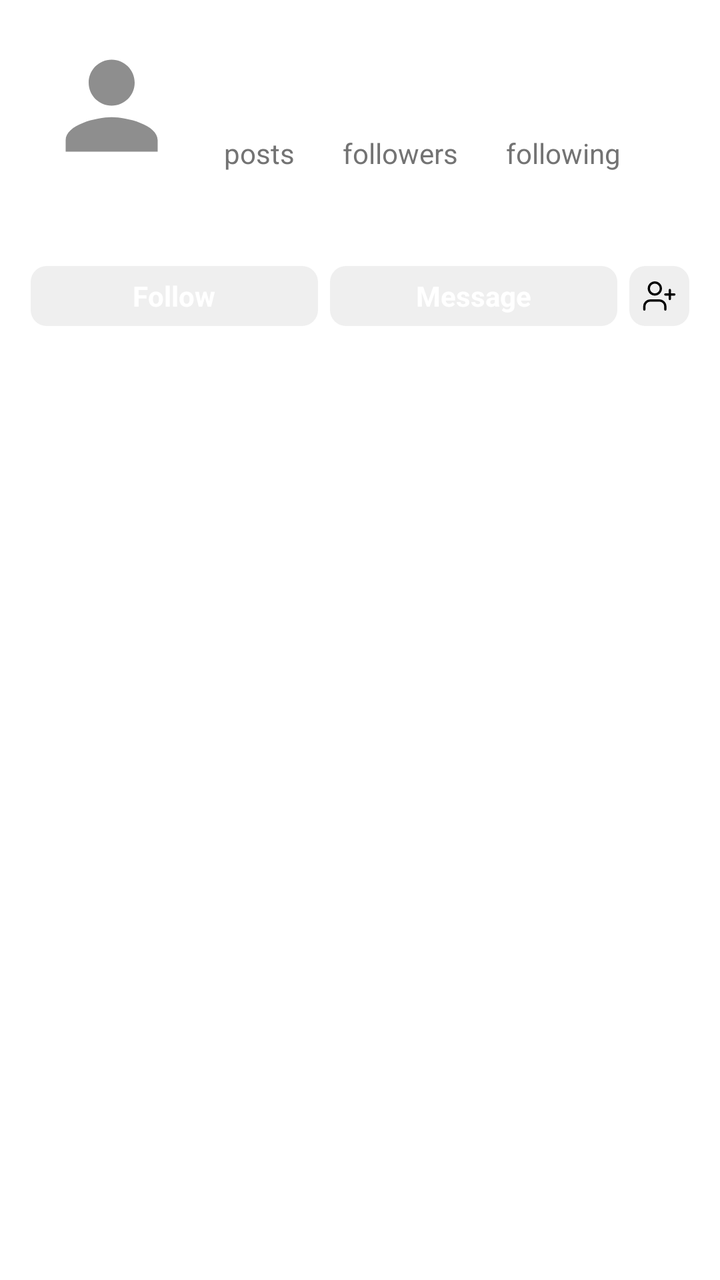
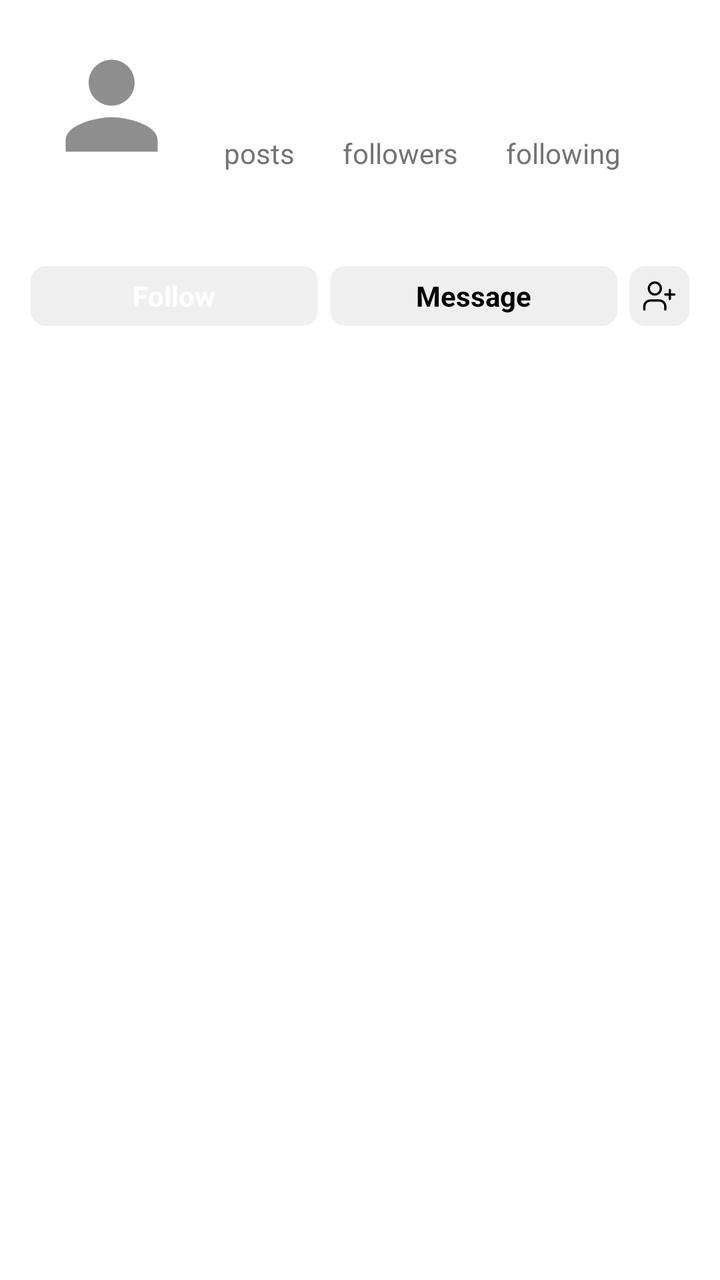

Before-and-after screenshots of an Android layout around one commit, followed by the original layout XML and the change that was made.
<!-- AndroidManifest.xml: application theme Theme.InstaClone -->
<!-- res/layout/item_p18_header.xml -->
<?xml version="1.0" encoding="utf-8"?>
<LinearLayout xmlns:android="http://schemas.android.com/apk/res/android"
    xmlns:app="http://schemas.android.com/apk/res-auto"
    android:id="@+id/headerRoot"
    android:layout_width="match_parent"
    android:layout_height="wrap_content"
    android:orientation="vertical"
    android:paddingStart="@dimen/p18_side"
    android:paddingTop="12dp"
    android:paddingEnd="@dimen/p18_side">

    <LinearLayout
        android:layout_width="match_parent"
        android:layout_height="wrap_content"
        android:orientation="horizontal">

        <FrameLayout
            android:id="@+id/avatarFrame"
            android:layout_width="@dimen/p18_avatar_outer"
            android:layout_height="@dimen/p18_avatar_outer">

            <View
                android:id="@+id/avatarRing"
                android:layout_width="match_parent"
                android:layout_height="match_parent"
                android:background="@drawable/bg_p18_avatar_ring_none" />

            <FrameLayout
                android:layout_width="75dp"
                android:layout_height="75dp"
                android:layout_gravity="center"
                android:background="@drawable/bg_p18_inner_gap">

                <com.google.android.material.imageview.ShapeableImageView
                    android:id="@+id/ivAvatar"
                    android:layout_width="@dimen/p18_avatar_photo"
                    android:layout_height="@dimen/p18_avatar_photo"
                    android:layout_gravity="center"
                    android:contentDescription="Profile photo"
                    android:scaleType="centerCrop"
                    android:src="@drawable/ic_person_placeholder"
                    app:shapeAppearanceOverlay="@style/ShapeAppearance.Material3.Corner.Full" />
            </FrameLayout>
        </FrameLayout>

        <LinearLayout
            android:layout_width="0dp"
            android:layout_height="wrap_content"
            android:layout_marginStart="15dp"
            android:layout_weight="1"
            android:orientation="vertical">

            <TextView
                android:id="@+id/tvFullName"
                android:layout_width="wrap_content"
                android:layout_height="wrap_content"
                android:textColor="?attr/themeTextPrimary"
                android:textSize="15sp"
                android:textStyle="bold" />

            <LinearLayout
                android:id="@+id/statsRow"
                android:layout_width="wrap_content"
                android:layout_height="wrap_content"
                android:layout_marginTop="12dp"
                android:orientation="horizontal">

                <LinearLayout
                    android:id="@+id/colPosts"
                    android:layout_width="wrap_content"
                    android:layout_height="wrap_content"
                    android:gravity="center_horizontal"
                    android:orientation="vertical">

                    <TextView
                        android:id="@+id/tvPostsCount"
                        android:layout_width="wrap_content"
                        android:layout_height="wrap_content"
                        android:textColor="?attr/themeTextPrimary"
                        android:textSize="@dimen/p18_stat_number"
                        android:textStyle="bold" />

                    <TextView
                        android:layout_width="wrap_content"
                        android:layout_height="wrap_content"
                        android:text="posts"
                        android:textColor="@color/color_text_secondary"
                        android:textSize="@dimen/p18_stat_label" />
                </LinearLayout>

                <LinearLayout
                    android:id="@+id/colFollowers"
                    android:layout_width="wrap_content"
                    android:layout_height="wrap_content"
                    android:layout_marginStart="24dp"
                    android:gravity="center_horizontal"
                    android:orientation="vertical">

                    <TextView
                        android:id="@+id/tvFollowersCount"
                        android:layout_width="wrap_content"
                        android:layout_height="wrap_content"
                        android:textColor="?attr/themeTextPrimary"
                        android:textSize="@dimen/p18_stat_number"
                        android:textStyle="bold" />

                    <TextView
                        android:layout_width="wrap_content"
                        android:layout_height="wrap_content"
                        android:text="followers"
                        android:textColor="@color/color_text_secondary"
                        android:textSize="@dimen/p18_stat_label" />
                </LinearLayout>

                <LinearLayout
                    android:id="@+id/colFollowing"
                    android:layout_width="wrap_content"
                    android:layout_height="wrap_content"
                    android:layout_marginStart="24dp"
                    android:gravity="center_horizontal"
                    android:orientation="vertical">

                    <TextView
                        android:id="@+id/tvFollowingCount"
                        android:layout_width="wrap_content"
                        android:layout_height="wrap_content"
                        android:textColor="?attr/themeTextPrimary"
                        android:textSize="@dimen/p18_stat_number"
                        android:textStyle="bold" />

                    <TextView
                        android:layout_width="wrap_content"
                        android:layout_height="wrap_content"
                        android:text="following"
                        android:textColor="@color/color_text_secondary"
                        android:textSize="@dimen/p18_stat_label" />
                </LinearLayout>
            </LinearLayout>
        </LinearLayout>
    </LinearLayout>

    <TextView
        android:id="@+id/tvBio"
        android:layout_width="match_parent"
        android:layout_height="wrap_content"
        android:layout_marginTop="8dp"
        android:lineSpacingMultiplier="1.2"
        android:maxLines="5"
        android:textColor="?attr/themeTextPrimary"
        android:textSize="@dimen/p18_bio" />

    <TextView
        android:id="@+id/btnMoreBio"
        android:layout_width="wrap_content"
        android:layout_height="wrap_content"
        android:text="more"
        android:textColor="@color/color_text_secondary"
        android:textSize="@dimen/p18_bio"
        android:visibility="gone" />

    <LinearLayout
        android:id="@+id/websiteRow"
        android:layout_width="match_parent"
        android:layout_height="wrap_content"
        android:layout_marginTop="4dp"
        android:gravity="center_vertical"
        android:orientation="horizontal"
        android:visibility="gone">

        <ImageView
            android:layout_width="16dp"
            android:layout_height="16dp"
            android:contentDescription="Website"
            android:src="@drawable/ic_link"
            app:tint="@color/profile_link" />

        <TextView
            android:id="@+id/tvWebsite"
            android:layout_width="wrap_content"
            android:layout_height="wrap_content"
            android:layout_marginStart="5dp"
            android:maxLines="1"
            android:ellipsize="end"
            android:textColor="@color/profile_link"
            android:textSize="@dimen/p18_bio"
            android:textStyle="bold" />
    </LinearLayout>

    <TextView
        android:id="@+id/tvSeeTranslation"
        android:layout_width="wrap_content"
        android:layout_height="wrap_content"
        android:layout_marginTop="6dp"
        android:text="See translation"
        android:textColor="?attr/themeTextPrimary"
        android:textSize="@dimen/p18_bio"
        android:textStyle="bold"
        android:visibility="gone" />

    <LinearLayout
        android:id="@+id/followedByRow"
        android:layout_width="match_parent"
        android:layout_height="wrap_content"
        android:layout_marginTop="12dp"
        android:gravity="center_vertical"
        android:orientation="horizontal"
        android:visibility="gone">

        <LinearLayout
            android:id="@+id/followedByAvatars"
            android:layout_width="wrap_content"
            android:layout_height="wrap_content"
            android:orientation="horizontal" />

        <TextView
            android:id="@+id/tvFollowedBy"
            android:layout_width="0dp"
            android:layout_height="wrap_content"
            android:layout_marginStart="8dp"
            android:layout_weight="1"
            android:maxLines="2"
            android:ellipsize="end"
            android:textColor="?attr/themeTextPrimary"
            android:textSize="14sp" />
    </LinearLayout>

    <LinearLayout
        android:id="@+id/buttonsRow"
        android:layout_width="match_parent"
        android:layout_height="@dimen/p18_button_height"
        android:layout_marginStart="-4dp"
        android:layout_marginTop="12dp"
        android:layout_marginEnd="-4dp"
        android:orientation="horizontal">

        <LinearLayout
            android:id="@+id/btnFollow"
            android:layout_width="0dp"
            android:layout_height="match_parent"
            android:layout_marginStart="4dp"
            android:layout_marginEnd="3dp"
            android:layout_weight="1"
            android:background="@drawable/bg_p18_button"
            android:gravity="center"
            android:orientation="horizontal">

            <TextView
                android:id="@+id/tvFollow"
                android:layout_width="wrap_content"
                android:layout_height="wrap_content"
                android:text="Follow"
                android:textColor="@color/white"
                android:textSize="14sp"
                android:textStyle="bold" />

            <ImageView
                android:id="@+id/ivFollowChevron"
                android:layout_width="16dp"
                android:layout_height="16dp"
                android:layout_marginStart="4dp"
                android:contentDescription="Following options"
                android:src="@drawable/ic_chevron_down"
                android:visibility="gone"
                app:tint="@color/white" />
        </LinearLayout>

        <TextView
            android:id="@+id/btnMessage"
            android:layout_width="0dp"
            android:layout_height="match_parent"
            android:layout_marginStart="3dp"
            android:layout_marginEnd="3dp"
            android:layout_weight="1"
            android:background="@drawable/bg_p18_button"
            android:gravity="center"
            android:text="Message"
            android:textColor="@color/white"
            android:textSize="14sp"
            android:textStyle="bold" />

        <FrameLayout
            android:id="@+id/btnAddPerson"
            android:layout_width="30dp"
            android:layout_height="match_parent"
            android:layout_marginStart="3dp"
            android:layout_marginEnd="4dp"
            android:background="@drawable/bg_p18_button">

            <ImageView
                android:layout_width="18dp"
                android:layout_height="18dp"
                android:layout_gravity="center"
                android:contentDescription="Discover people"
                android:src="@drawable/ic_add_person"
                app:tint="?attr/themeTextPrimary" />
        </FrameLayout>
    </LinearLayout>

    <LinearLayout
        android:id="@+id/suggestionsBlock"
        android:layout_width="match_parent"
        android:layout_height="wrap_content"
        android:layout_marginTop="12dp"
        android:orientation="vertical"
        android:visibility="gone">

        <LinearLayout
            android:layout_width="match_parent"
            android:layout_height="wrap_content"
            android:orientation="horizontal">

            <TextView
                android:layout_width="0dp"
                android:layout_height="wrap_content"
                android:layout_weight="1"
                android:text="Suggested for you"
                android:textColor="?attr/themeTextPrimary"
                android:textSize="16sp"
                android:textStyle="bold" />

            <TextView
                android:id="@+id/tvSeeAllSuggestions"
                android:layout_width="wrap_content"
                android:layout_height="wrap_content"
                android:text="See all"
                android:textColor="@color/profile_link"
                android:textSize="14sp"
                android:textStyle="bold" />
        </LinearLayout>

        <androidx.recyclerview.widget.RecyclerView
            android:id="@+id/rvSuggestions"
            android:layout_width="match_parent"
            android:layout_height="wrap_content"
            android:layout_marginTop="10dp"
            android:clipToPadding="false"
            android:overScrollMode="never"
            android:scrollbars="none" />
    </LinearLayout>
</LinearLayout>
<!-- resources referenced by this layout -->
<resources>
  <color name="color_text_secondary">#737373</color>
  <color name="profile_link">#0095F6</color>
  <color name="white">#FFFFFF</color>
  <dimen name="p18_avatar_outer">82dp</dimen>
  <dimen name="p18_avatar_photo">69dp</dimen>
  <dimen name="p18_bio">14sp</dimen>
  <dimen name="p18_button_height">30dp</dimen>
  <dimen name="p18_side">15dp</dimen>
  <dimen name="p18_stat_label">14sp</dimen>
  <dimen name="p18_stat_number">17sp</dimen>
  <!-- drawable bg_p18_avatar_ring_none (drawable) -->
  <shape xmlns:android="http://schemas.android.com/apk/res/android" android:shape="oval">
      <solid android:color="@android:color/transparent" />
  </shape>
  <!-- drawable bg_p18_button (drawable) -->
  <shape xmlns:android="http://schemas.android.com/apk/res/android" android:shape="rectangle">
      <solid android:color="@color/profile_button_bg" />
      <corners android:radius="@dimen/p18_button_radius" />
  </shape>
  <!-- drawable bg_p18_inner_gap (drawable) -->
  <shape xmlns:android="http://schemas.android.com/apk/res/android" android:shape="oval">
      <solid android:color="@color/profile_bg" />
  </shape>
  <!-- drawable ic_add_person (drawable) -->
  <?xml version="1.0" encoding="utf-8"?>
  <vector xmlns:android="http://schemas.android.com/apk/res/android"
      android:width="24dp"
      android:height="24dp"
      android:viewportWidth="24"
      android:viewportHeight="24">
      <path
          android:fillColor="#00000000"
          android:strokeColor="@color/color_text_primary"
          android:strokeWidth="1.5"
          android:strokeLineCap="round"
          android:strokeLineJoin="round"
          android:pathData="M16,21v-2a4,4 0 0 0 -4,-4H6a4,4 0 0 0 -4,4v2M9,3a4,4 0 1 0 0,8a4,4 0 0 0 0,-8zM19,8v6M22,11h-6" />
  </vector>
  <!-- drawable ic_chevron_down (drawable) -->
  <?xml version="1.0" encoding="utf-8"?>
  <vector xmlns:android="http://schemas.android.com/apk/res/android"
      android:width="24dp"
      android:height="24dp"
      android:viewportWidth="24"
      android:viewportHeight="24">
      <path
          android:fillColor="#00000000"
          android:strokeColor="@color/color_text_primary"
          android:strokeWidth="1.5"
          android:strokeLineCap="round"
          android:strokeLineJoin="round"
          android:pathData="M6,9l6,6l6,-6" />
  </vector>
  <!-- drawable ic_link (drawable) -->
  <vector xmlns:android="http://schemas.android.com/apk/res/android"
      android:width="16dp" android:height="16dp" android:viewportWidth="24" android:viewportHeight="24">
      <path android:fillColor="#00000000" android:pathData="M10.6,13.4a3.6,3.6 0 0 0 5.1,0l2.8,-2.8a3.6,3.6 0 0 0 -5.1,-5.1l-1.6,1.6"
          android:strokeColor="@color/color_text_primary" android:strokeWidth="1.6" android:strokeLineCap="round"/>
      <path android:fillColor="#00000000" android:pathData="M13.4,10.6a3.6,3.6 0 0 0 -5.1,0l-2.8,2.8a3.6,3.6 0 0 0 5.1,5.1l1.6,-1.6"
          android:strokeColor="@color/color_text_primary" android:strokeWidth="1.6" android:strokeLineCap="round"/>
  </vector>
  <!-- drawable ic_person_placeholder (drawable) -->
  <?xml version="1.0" encoding="utf-8"?>
  <vector xmlns:android="http://schemas.android.com/apk/res/android"
      android:width="24dp"
      android:height="24dp"
      android:viewportWidth="24"
      android:viewportHeight="24">
      <path
          android:fillColor="#8E8E8E"
          android:pathData="M12,12c2.21,0 4,-1.79 4,-4s-1.79,-4 -4,-4 -4,1.79 -4,4 1.79,4 4,4zM12,14c-2.67,0 -8,1.34 -8,4v2h16v-2c0,-2.66 -5.33,-4 -8,-4z" />
  </vector>
  <color name="profile_button_bg">#EFEFEF</color>
  <dimen name="p18_button_radius">8dp</dimen>
  <color name="profile_bg">#FFFFFF</color>
  <color name="color_text_primary">#000000</color>
  <color name="color_primary">#0095F6</color>
  <color name="color_background">#FFFFFF</color>
  <color name="color_surface_variant">#EFEFEF</color>
  <color name="color_divider">#DBDBDB</color>
  <color name="color_like">#FF3040</color>
  <color name="color_sheet">#FFFFFF</color>
  <!-- unchanged entries left out for length: 1 -->
</resources>

<!-- the commit's change to res/layout/item_p18_header.xml (unified diff, before → after) -->
@@ -261,7 +261,7 @@
                 android:contentDescription="Following options"
                 android:src="@drawable/ic_chevron_down"
                 android:visibility="gone"
-                app:tint="@color/white" />
+                app:tint="?attr/themeTextPrimary" />
         </LinearLayout>
 
         <TextView
@@ -274,7 +274,7 @@
             android:background="@drawable/bg_p18_button"
             android:gravity="center"
             android:text="Message"
-            android:textColor="@color/white"
+            android:textColor="?attr/themeTextPrimary"
             android:textSize="14sp"
             android:textStyle="bold" />
 
